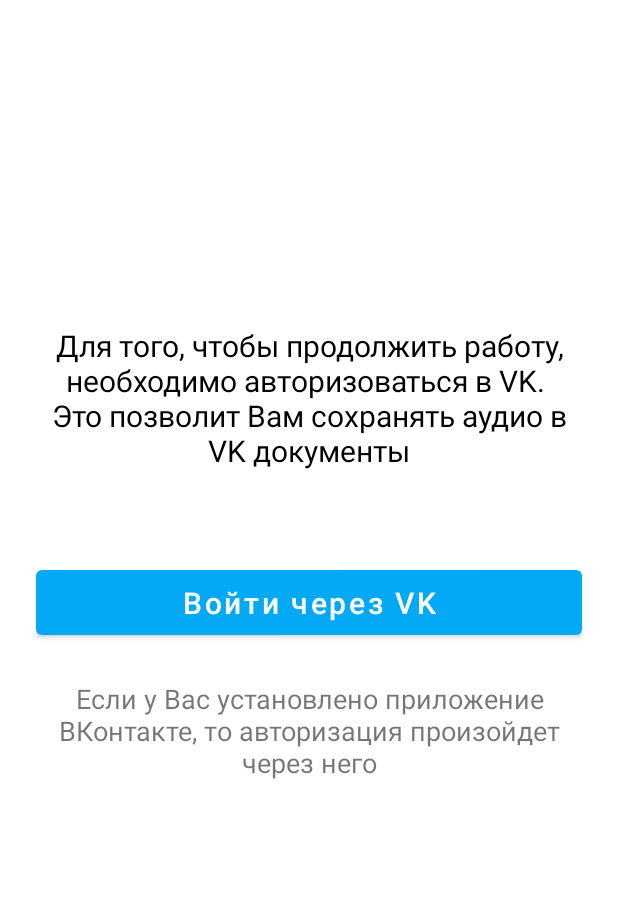
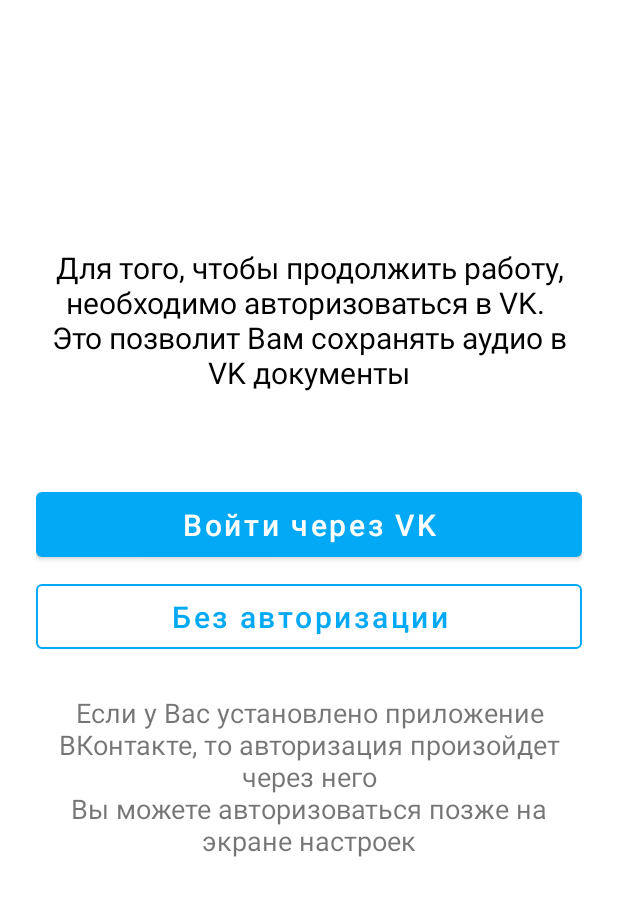
Before and after one commit to andreyhoco/Voice_Diary, an Android app: the screen it shows after launch (MainActivity), on a phone screen of 412 x 824 dp, the part 62-978 px from its top. Run offline under Robolectric (Android 15) with nearby library versions, the phone set to English and light mode, and no system bars; libraries missing offline, so code that uses them is left out: com.vk.api; 3 statements that could not run were skipped.

Commit message:
Add "Without auth" button to MainActivity

```diff
--- a/app/src/main/java/com/designdrivendevelopment/voicediary/MainActivity.kt
+++ b/app/src/main/java/com/designdrivendevelopment/voicediary/MainActivity.kt
@@ -19,7 +19,10 @@ class MainActivity : AppCompatActivity() {
     override fun onCreate(savedInstanceState: Bundle?) {
         super.onCreate(savedInstanceState)
 
-        if (VK.isLoggedIn()) {
+        val prefs = getSharedPreferences("SETTINGS", MODE_PRIVATE)
+        val skipAuthScreen = prefs.getBoolean("skip_auth", false)
+
+        if (VK.isLoggedIn() || skipAuthScreen) {
             HostActivity.start(this@MainActivity)
             finish()
             return
@@ -37,6 +40,15 @@ class MainActivity : AppCompatActivity() {
         val authButton = findViewById<Button>(R.id.auth_button)
         authButton.setOnClickListener {
             authLauncher?.launch(arrayListOf(VKScope.DOCS))
+        }
+
+        val withoutAuthButton = findViewById<Button>(R.id.without_auth_button)
+        withoutAuthButton.setOnClickListener {
+            val prefsEditor = prefs.edit()
+            prefsEditor.putBoolean("skip_auth", true)
+            prefsEditor.apply()
+            HostActivity.start(this@MainActivity)
+            finish()
         }
     }
 
--- a/app/src/main/res/layout/activity_main.xml
+++ b/app/src/main/res/layout/activity_main.xml
@@ -1,5 +1,7 @@
 <?xml version="1.0" encoding="utf-8"?>
-<LinearLayout xmlns:android="http://schemas.android.com/apk/res/android"
+<LinearLayout
+    xmlns:android="http://schemas.android.com/apk/res/android"
+    xmlns:app="http://schemas.android.com/apk/res-auto"
     xmlns:tools="http://schemas.android.com/tools"
     android:layout_width="match_parent"
     android:layout_height="match_parent"
@@ -28,6 +30,19 @@
         android:textSize="20sp"
         />
 
+    <Button
+        android:id="@+id/without_auth_button"
+        android:layout_width="match_parent"
+        android:layout_height="wrap_content"
+        android:layout_marginTop="6dp"
+        android:paddingVertical="8dp"
+        android:text="@string/text_without_auth_button"
+        android:textAllCaps="false"
+        android:textSize="20sp"
+        app:strokeColor="?attr/colorAccent"
+        style="?attr/materialButtonOutlinedStyle"
+        />
+
     <TextView
         android:layout_width="wrap_content"
         android:layout_height="wrap_content"
--- a/app/src/main/res/values/strings.xml
+++ b/app/src/main/res/values/strings.xml
@@ -2,11 +2,12 @@
     <string name="app_name">Voice Diary</string>
     <string name="text_button_auth">Войти через VK</string>
     <string name="text_auth_description">Для того, чтобы продолжить работу, необходимо авторизоваться в VK. \nЭто позволит Вам сохранять аудио в VK документы</string>
-    <string name="hint_auth">Если у Вас установлено приложение ВКонтакте, то авторизация произойдет через него</string>
+    <string name="hint_auth">Если у Вас установлено приложение ВКонтакте, то авторизация произойдет через него\nВы можете авторизоваться позже на экране настроек</string>
     <string name="message_connection_error">Connection error</string>
     <string name="message_unknown_error">Unknown error. Try again later.</string>
     <string name="text_action_retry">Повторить</string>
     <string name="description_mic_fab">Начать запись голосового сообщения</string>
     <string name="description_settings_fab">Открыть экран настроек</string>
     <string name="description_stop_record_fab">Остановить запись голосового сообщения</string>
+    <string name="text_without_auth_button">Без авторизации</string>
 </resources>
```
